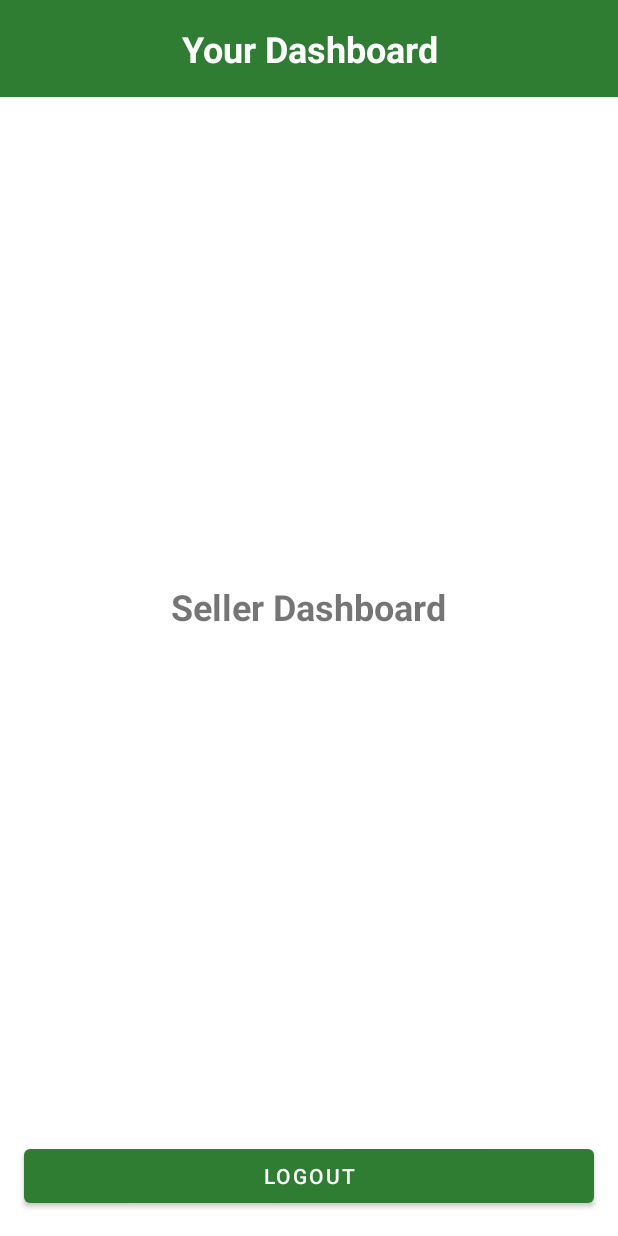
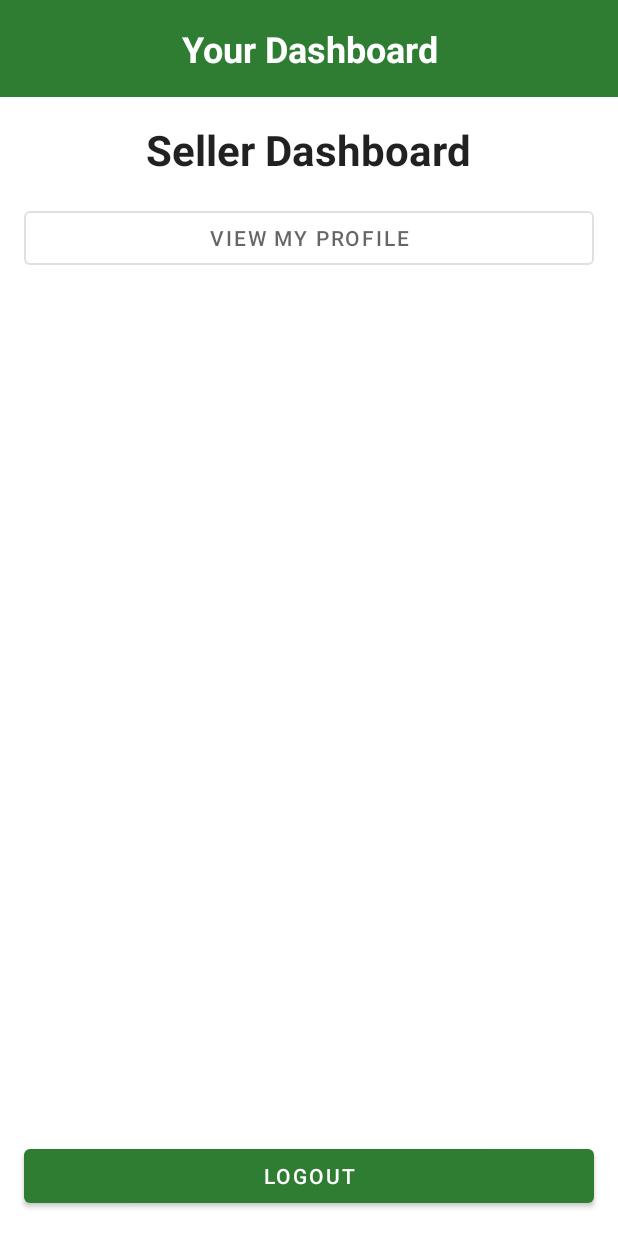
Before and after one commit to AliJohari05/food-app-android, an Android app built with Jetpack Compose: the SellerDashboardFragment screen opened through its navigation route, on a phone screen of 412 x 824 dp. Run offline under Robolectric (Android 15) with nearby library versions, the phone set to English and light mode, and no system bars; 3 statements that could not run were skipped.

Commit message:
complete dashboard seller

```diff
--- a/app/src/main/res/layout/fragment_seller_dashboard.xml
+++ b/app/src/main/res/layout/fragment_seller_dashboard.xml
@@ -1,19 +1,47 @@
 <?xml version="1.0" encoding="utf-8"?>
 <LinearLayout xmlns:android="http://schemas.android.com/apk/res/android"
+    xmlns:app="http://schemas.android.com/apk/res-auto"
     xmlns:tools="http://schemas.android.com/tools"
     android:layout_width="match_parent"
     android:layout_height="match_parent"
     android:orientation="vertical"
-    android:gravity="center"
     android:padding="16dp"
     tools:context=".view.dashboard.SellerDashboardFragment">
 
     <TextView
-        android:id="@+id/tvSellerDashboard"
+        android:id="@+id/tvSellerDashboardTitle"
         android:layout_width="wrap_content"
         android:layout_height="wrap_content"
         android:text="@string/seller_dashboard_title"
-        android:textSize="24sp"
-        android:textStyle="bold" />
+        android:textSize="28sp"
+        android:textStyle="bold"
+        android:textColor="?android:attr/textColorPrimary"
+        android:layout_gravity="center_horizontal"
+        android:layout_marginBottom="16dp"/>
+
+    <Button
+        android:id="@+id/btnSellerViewProfile"
+        android:layout_width="match_parent"
+        android:layout_height="wrap_content"
+        android:text="@string/view_my_profile"
+        android:layout_marginBottom="16dp"
+        style="@style/Widget.MaterialComponents.Button.OutlinedButton"
+        android:textColor="?android:attr/textColorSecondary"/>
+
+    <com.google.android.material.tabs.TabLayout
+        android:id="@+id/tabLayoutSeller"
+        android:layout_width="match_parent"
+        android:layout_height="wrap_content"
+        app:tabMode="scrollable"
+        app:tabGravity="fill"
+        app:tabIndicatorColor="?attr/colorPrimary"
+        app:tabTextColor="?android:attr/textColorSecondary"
+        app:tabSelectedTextColor="?attr/colorPrimary"/>
+
+    <androidx.viewpager2.widget.ViewPager2
+        android:id="@+id/viewPagerSeller"
+        android:layout_width="match_parent"
+        android:layout_height="0dp"
+        android:layout_weight="1"/>
 
 </LinearLayout>
```
